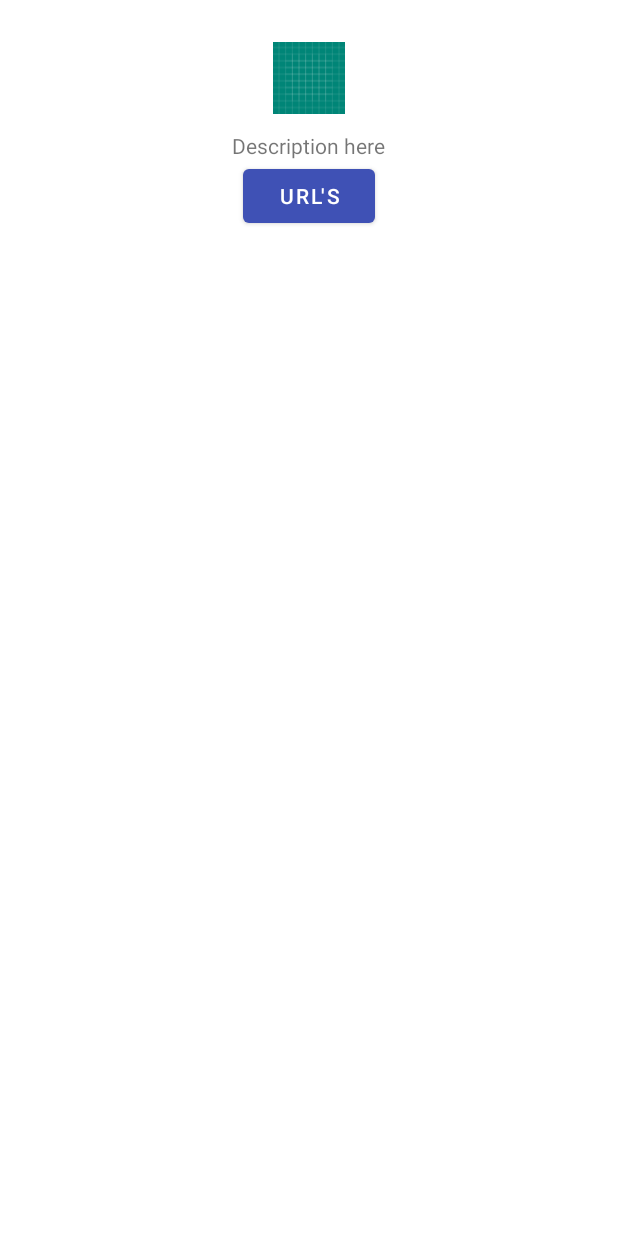
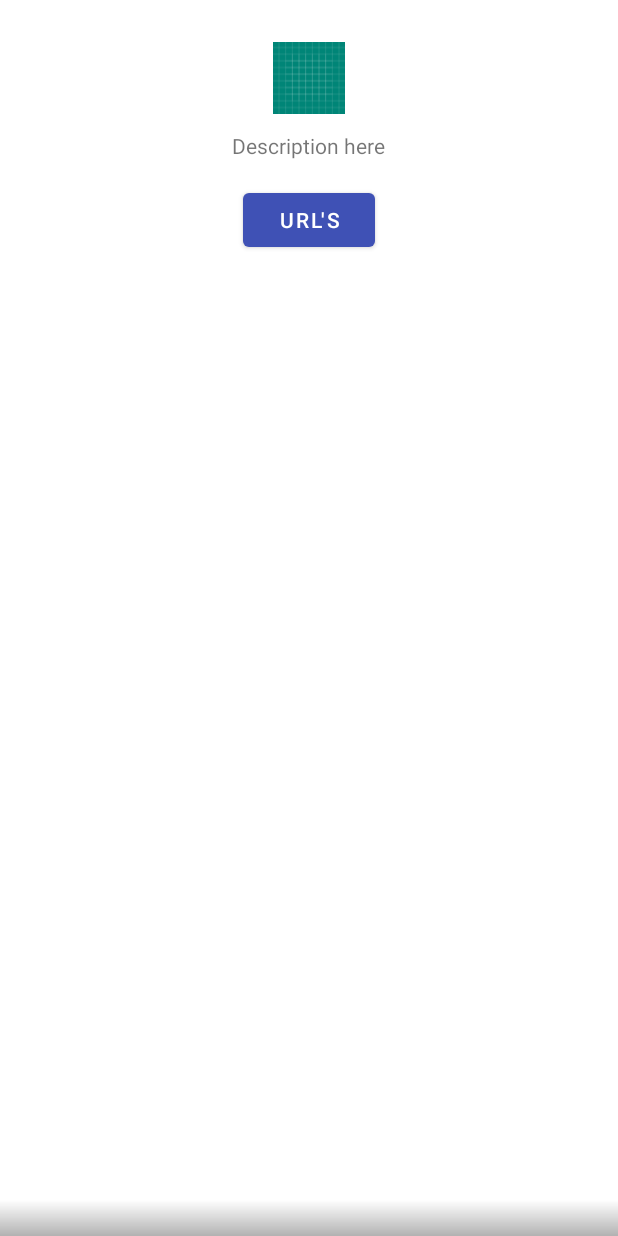
Before and after one commit to masteramyx/Lucky-Coins, an Android app: the layout coin_detail_controller.xml on its own in the app's theme, with its tools: preview values and no code run, on a phone screen of 412 x 824 dp. Run offline under Robolectric (Android 15) with nearby library versions, the light colour scheme and no system bars.

Commit message:
bottomsheetdialog set up on detail screen

```diff
--- a/app/src/main/java/com/paperspace/kyleamyx/luckycoins/detail/CoinDetailController.kt
+++ b/app/src/main/java/com/paperspace/kyleamyx/luckycoins/detail/CoinDetailController.kt
@@ -5,7 +5,6 @@ import android.util.Log
 import android.view.LayoutInflater
 import android.view.View
 import android.view.ViewGroup
-import android.widget.LinearLayout
 import androidx.core.widget.NestedScrollView
 import androidx.recyclerview.widget.DividerItemDecoration
 import androidx.recyclerview.widget.LinearLayoutManager
@@ -15,7 +14,6 @@ import com.karakum.base.Mvvm
 import com.paperspace.kyleamyx.luckycoins.R
 import com.paperspace.kyleamyx.luckycoins.detail.adapter.CoinDetailBottomSheetAdapter
 import com.paperspace.kyleamyx.luckycoins.detail.adapter.CoinDetailViewHolder
-import com.paperspace.kyleamyx.luckycoins.list.adapter.CoinListAdapter
 import com.paperspace.kyleamyx.luckycoins.models.CoinDetailItem
 import com.paperspace.kyleamyx.luckycoins.models.CoinDetailUrlItem
 import kotlinx.android.synthetic.main.coin_detail_controller.view.*
@@ -35,7 +33,7 @@ class CoinDetailController :
     private lateinit var bottomSheet: BottomSheetBehavior<NestedScrollView>
 
     private val adapter by lazy(LazyThreadSafetyMode.NONE) {
-        CoinDetailBottomSheetAdapter(applicationContext!!)
+        CoinDetailBottomSheetAdapter(requireNotNull(activity))
     }
 
     override fun onCreateView(inflater: LayoutInflater, container: ViewGroup): View {
--- a/app/src/main/java/com/paperspace/kyleamyx/luckycoins/detail/adapter/CoinDetailBottomSheetViewHolder.kt
+++ b/app/src/main/java/com/paperspace/kyleamyx/luckycoins/detail/adapter/CoinDetailBottomSheetViewHolder.kt
@@ -16,6 +16,7 @@ class CoinDetailBottomSheetViewHolder(bottomSheetView: View)
             if (urls.isNotEmpty()) {
             detailUrlTitle.text = title
                 if (urls.size > 1) {
+                    // Create a vertical list of URL's within the TextView
                     detailUrlAddress.text = urls.reduce { acc, s -> acc + "\n" + s }
                 } else {
                     detailUrlAddress.text = urls[0]
--- /dev/null
+++ b/app/src/main/res/drawable/bottom_sheet_shadow.xml
@@ -0,0 +1,12 @@
+<?xml version="1.0" encoding="utf-8"?>
+<shape xmlns:android="http://schemas.android.com/apk/res/android"
+    android:shape="rectangle">
+
+    <gradient
+        android:startColor="#997e7e7e"
+        android:endColor="#0000"
+        android:type="linear"
+        android:angle="90"> <!-- Change this value to have the correct shadow angle, must be multiple from 45 -->
+    </gradient>
+
+</shape>
--- a/app/src/main/res/layout/coin_detail_controller.xml
+++ b/app/src/main/res/layout/coin_detail_controller.xml
@@ -34,9 +34,17 @@
             android:layout_width="wrap_content"
             android:layout_height="wrap_content"
             android:layout_gravity="center"
+            android:layout_margin="@dimen/lc_large_padding"
             android:text="@string/detail_urls" />
 
     </LinearLayout>
+
+    <View
+        android:id="@+id/bottom_sheet_shadow"
+        android:layout_width="match_parent"
+        android:layout_height="24dp"
+        app:layout_anchor="@id/detailBottomSheet"
+        android:background="@drawable/bottom_sheet_shadow"/>
 
 
     <androidx.core.widget.NestedScrollView
@@ -44,7 +52,7 @@
         android:layout_width="match_parent"
         android:layout_height="wrap_content"
         android:background="#ffffff"
-        android:backgroundTint="@android:color/darker_gray"
+        android:backgroundTint="#FFFAFA"
         app:layout_behavior="com.google.android.material.bottomsheet.BottomSheetBehavior">
 
         <LinearLayout
```
Also changed, not shown: app/src/main/java/com/paperspace/kyleamyx/luckycoins/detail/adapter/CoinDetailBottomSheetAdapter.kt (+14 -18 lines), app/src/main/res/layout/coin_detail_url_item.xml (+6 -2 lines).
